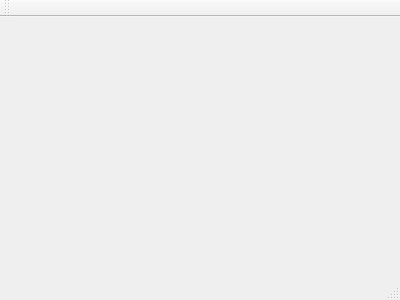
Before: the Qt Designer form mainwindow.ui in Svjatogor/chip_client, drawn with Qt 5.
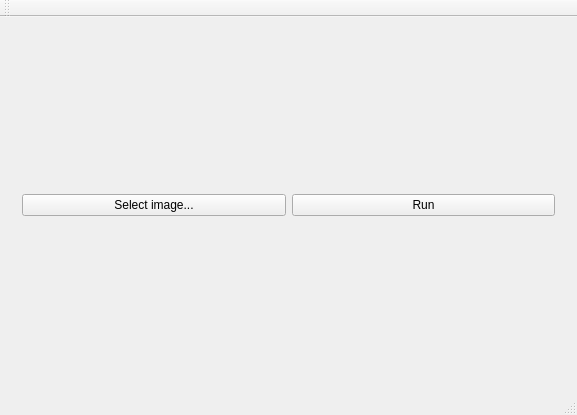
After: the same form once the commit is applied. The open tabs and pages were chosen to show the change.

```diff
--- a/mainwindow.ui
+++ b/mainwindow.ui
@@ -1,24 +1,82 @@
 <ui version="4.0">
  <class>MainWindow</class>
- <widget class="QMainWindow" name="MainWindow" >
-  <property name="geometry" >
+ <widget class="QMainWindow" name="MainWindow">
+  <property name="geometry">
    <rect>
     <x>0</x>
     <y>0</y>
-    <width>400</width>
-    <height>300</height>
+    <width>577</width>
+    <height>415</height>
    </rect>
   </property>
   <property name="windowTitle" >
    <string>MainWindow</string>
   </property>
-  <widget class="QMenuBar" name="menuBar" />
-  <widget class="QToolBar" name="mainToolBar" />
-  <widget class="QWidget" name="centralWidget" />
-  <widget class="QStatusBar" name="statusBar" />
+  <widget class="QWidget" name="centralWidget">
+   <layout class="QGridLayout" name="gridLayout">
+    <item row="1" column="0">
+     <widget class="QStackedWidget" name="stackedWidget">
+      <property name="currentIndex">
+       <number>0</number>
+      </property>
+      <widget class="QWidget" name="page">
+       <layout class="QGridLayout" name="gridLayout_3">
+        <item row="0" column="0">
+         <widget class="QPushButton" name="connectButton">
+          <property name="text">
+           <string>Connect</string>
+          </property>
+         </widget>
+        </item>
+       </layout>
+      </widget>
+      <widget class="QWidget" name="page_2">
+       <layout class="QGridLayout" name="gridLayout_2">
+        <item row="0" column="0">
+         <layout class="QHBoxLayout" name="horizontalLayout">
+          <item>
+           <widget class="QPushButton" name="selectImgButton">
+            <property name="text">
+             <string>Select image...</string>
+            </property>
+           </widget>
+          </item>
+          <item>
+           <widget class="QPushButton" name="runButton">
+            <property name="text">
+             <string>Run</string>
+            </property>
+           </widget>
+          </item>
+         </layout>
+        </item>
+       </layout>
+      </widget>
+     </widget>
+    </item>
+   </layout>
+  </widget>
+  <widget class="QMenuBar" name="menuBar">
+   <property name="geometry">
+    <rect>
+     <x>0</x>
+     <y>0</y>
+     <width>577</width>
+     <height>19</height>
+    </rect>
+   </property>
+  </widget>
+  <widget class="QToolBar" name="mainToolBar">
+   <attribute name="toolBarArea">
+    <enum>TopToolBarArea</enum>
+   </attribute>
+   <attribute name="toolBarBreak">
+    <bool>false</bool>
+   </attribute>
+  </widget>
+  <widget class="QStatusBar" name="statusBar"/>
  </widget>
- <layoutDefault spacing="6" margin="11" />
- <pixmapfunction></pixmapfunction>
+ <layoutdefault spacing="6" margin="11"/>
  <resources/>
  <connections/>
 </ui>
```
Left out of the diff: 3 changed lines with no effect on the pictures.
